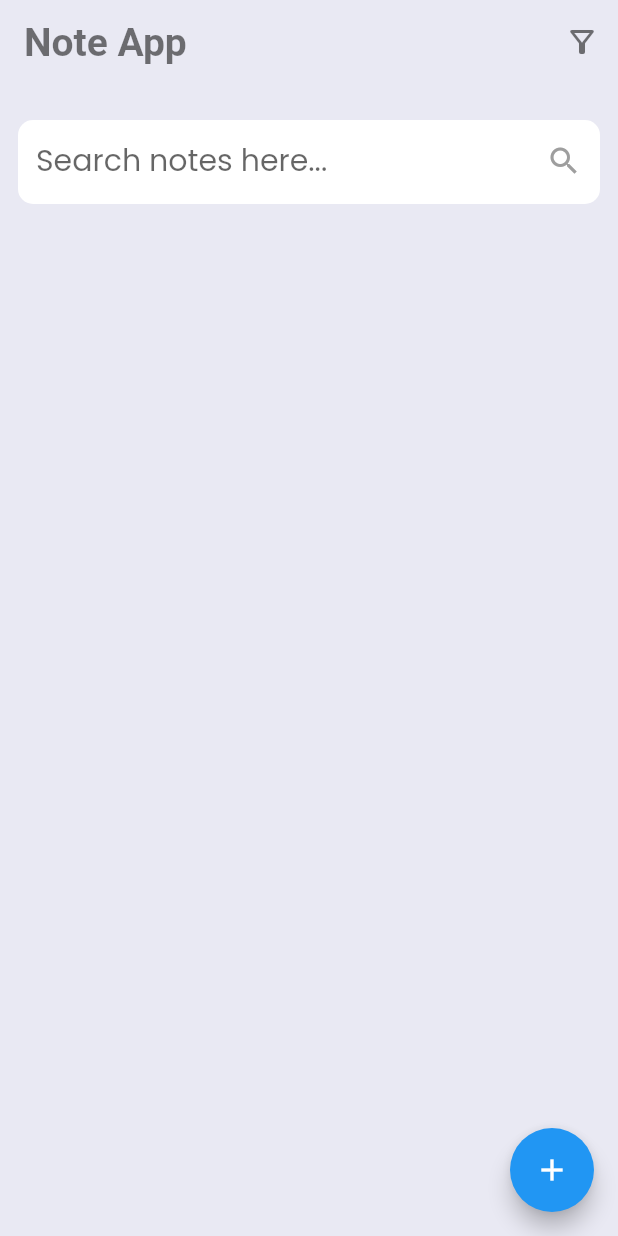
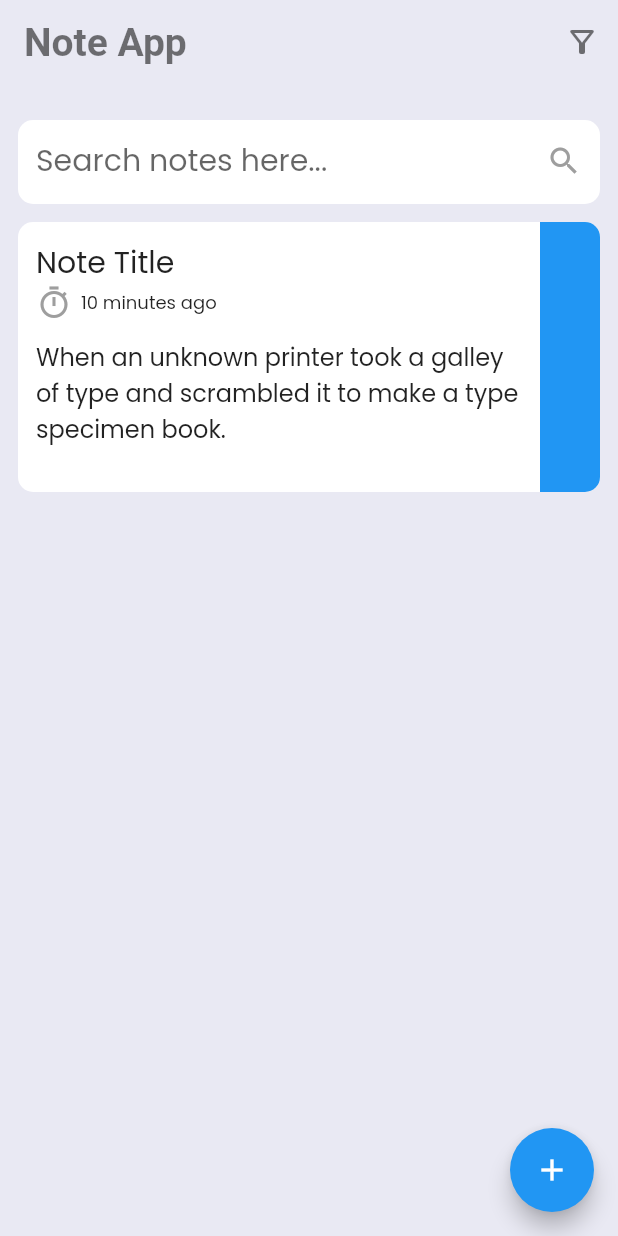
Before and after one commit to samirsamawade/note_app, a Flutter app: the screen it shows after launch, on a phone screen of 412 x 824 dp. Run offline on Flutter 3.47's test engine with Material 2 defaults, Android fonts, the phone set to English and light mode, and no system bars; our stand-ins replace google_fonts.

Commit message:
Note Widget

```diff
--- a/lib/screens/home.dart
+++ b/lib/screens/home.dart
@@ -66,6 +66,69 @@ class _HomeScreenState extends State<HomeScreen> {
                   ),
                 ),
               ),
+              Material(
+                borderRadius: BorderRadius.circular(10),
+                color: Colors.white,
+                child: InkWell(
+                  borderRadius: BorderRadius.circular(10),
+                  onTap: () {},
+                  child: Container(
+                    width: double.infinity,
+                    height: 180,
+                    child: Row(
+                      children: [
+                        Expanded(
+                          child: Padding(
+                            padding: const EdgeInsets.all(12),
+                            child: Column(
+                              crossAxisAlignment: CrossAxisAlignment.start,
+                              children: [
+                                Text(
+                                  'Note Title',
+                                  maxLines: 1,
+                                  overflow: TextOverflow.ellipsis,
+                                  style: GoogleFonts.poppins(fontSize: 20),
+                                ),
+                                Row(
+                                  children: [
+                                    Icon(
+                                      Icons.timer_outlined,
+                                      color: Colors.grey,
+                                    ),
+                                    const SizedBox(width: 6),
+                                    Text(
+                                      '10 minutes ago',
+                                      style: GoogleFonts.poppins(fontSize: 12),
+                                    ),
+                                  ],
+                                ),
+                                const SizedBox(height: 12),
+                                Text(
+                                  maxLines: 3,
+                                  overflow: TextOverflow.ellipsis,
+                                  'When an unknown printer took a galley of type and scrambled it to make a type specimen book.',
+                                  style: GoogleFonts.poppins(fontSize: 16),
+                                ),
+                              ],
+                            ),
+                          ),
+                        ),
+                        Container(
+                          width: 40,
+                          height: double.infinity,
+                          decoration: BoxDecoration(
+                            color: Colors.blue,
+                            borderRadius: BorderRadius.only(
+                              topRight: Radius.circular(10),
+                              bottomRight: Radius.circular(10),
+                            ),
+                          ),
+                        ),
+                      ],
+                    ),
+                  ),
+                ),
+              ),
             ],
           ),
         ),
```
